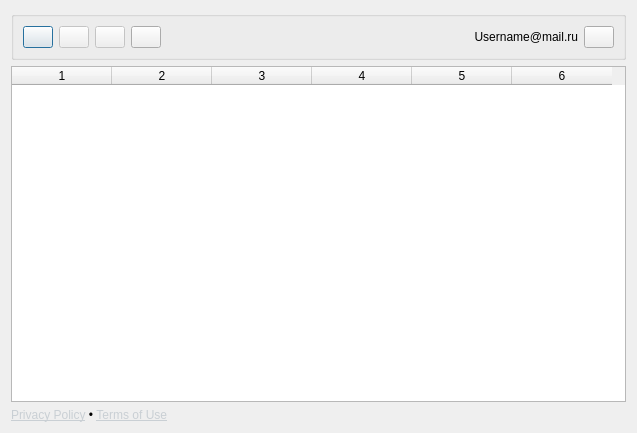
The window that ui/giscarta_dialog_layers.ui (giscarta/giscarta-qgis) describes before a commit, drawn with Qt 5.
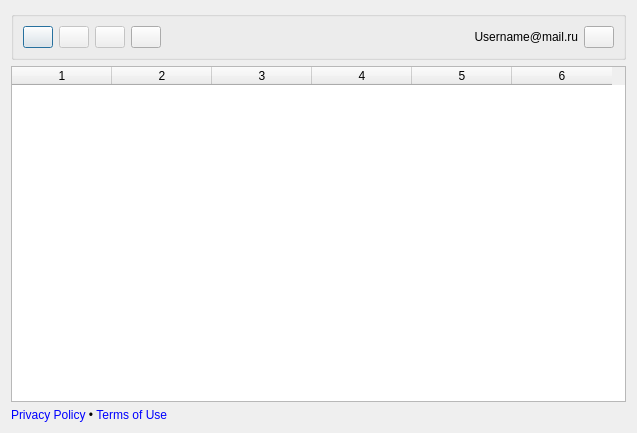
The same window after the commit.

What changed in the file:
```diff
--- a/ui/giscarta_dialog_layers.ui
+++ b/ui/giscarta_dialog_layers.ui
@@ -232,7 +232,7 @@
         </size>
        </property>
        <property name="text">
-        <string>&lt;html&gt;&lt;head/&gt;&lt;body&gt;&lt;p&gt;&lt;a href=&quot;privacy_policy&quot; style=&quot;color:#C9CFD4&quot;&gt;Privacy Policy&lt;/a&gt; •  &lt;a href=&quot;terms_of_use&quot; style=&quot;color:#C9CFD4&quot;&gt;Terms of Use&lt;/a&gt;&lt;/p&gt;&lt;/body&gt;&lt;/html&gt;</string>
+        <string>&lt;html&gt;&lt;head/&gt;&lt;body&gt;&lt;p&gt;&lt;a href=&quot;privacy_policy&quot; style=&quot;text-decoration: none;&quot;&gt;Privacy Policy&lt;/a&gt; •  &lt;a href=&quot;terms_of_use&quot; style=&quot;text-decoration: none;&quot;&gt;Terms of Use&lt;/a&gt;&lt;/p&gt;&lt;/body&gt;&lt;/html&gt;</string>
        </property>
        <property name="alignment">
         <set>Qt::AlignBottom|Qt::AlignLeading|Qt::AlignLeft</set>
```
